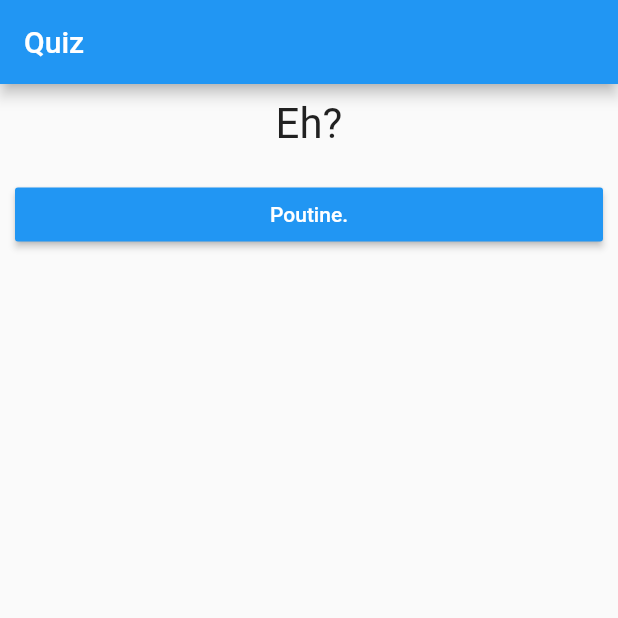
After one commit to sean-xiao-zhao7/flutter_quiz, a Flutter app: the screen it shows after launch, on a phone screen of 412 x 824 dp, the top half of it. The commit adds this screen. Run offline on Flutter 3.47's test engine with Material 2 defaults, Android fonts, the phone set to English and light mode, and no system bars.

Commit message:
Outsource quiz and result widgets

```diff
--- a/lib/anwser.dart
+++ b/lib/anwser.dart
@@ -1,10 +1,10 @@
 import 'package:flutter/material.dart';
 
 class Answer extends StatelessWidget {
-  final _answerQuestion;
-  final answer;
+  final Function answerQuestion;
+  final String answer;
 
-  Answer(this._answerQuestion, this.answer);
+  Answer(this.answerQuestion, this.answer);
 
   @override
   Widget build(BuildContext context) {
@@ -15,7 +15,7 @@ class Answer extends StatelessWidget {
           color: Colors.blue,
           textColor: Colors.white,
           child: Text(answer),
-          onPressed: _answerQuestion),
+          onPressed: answerQuestion),
     );
   }
 }
--- a/lib/main.dart
+++ b/lib/main.dart
@@ -1,6 +1,6 @@
 import 'package:flutter/material.dart';
-import 'package:quiz/anwser.dart';
-import 'package:quiz/question.dart';
+import 'package:quiz/quiz.dart';
+import 'package:quiz/result.dart';
 
 void main() => runApp(QuizApp());
 
@@ -13,44 +13,45 @@ class QuizApp extends StatefulWidget {
 
 class _QuizState extends State<QuizApp> {
   var _questionIndex = 0;
+  final _questions = const [
+    {
+      'question': 'Eh?',
+      'answers': ['Poutine.'],
+    },
+    {
+      'question': 'Huh?',
+      'answers': ['Mythical cheese'],
+    },
+    {
+      'question': 'Wee?',
+      'answers': ['Goat'],
+    },
+  ];
 
   void _answerQuestion() {
     setState(() {
       _questionIndex += 1;
     });
+    // if (_questionIndex >= questions.length) {
+    //   setState(() {
+    //     _questionIndex = 0;
+    //   });
+    // }
   }
 
   @override
   Widget build(BuildContext context) {
-    const questions = [
-      {
-        'question': 'Eh?',
-        'answers': ['Poutine.'],
-      },
-      {
-        'question': 'Huh?',
-        'answers': ['Mythical cheese'],
-      },
-      {
-        'question': 'Wee?',
-        'answers': ['Goat'],
-      },
-    ];
-
     return MaterialApp(
       home: Scaffold(
           appBar: AppBar(
             title: Text('Quiz'),
           ),
-          body: Column(children: [
-            Question(
-              questions[_questionIndex]['question'],
-            ),
-            ...(questions[_questionIndex]['answers'] as List<String>)
-                .map((answer) {
-              return Answer(_answerQuestion, answer);
-            }).toList()
-          ])),
+          body: (_questionIndex < _questions.length)
+              ? QuizWidget(
+                  questions: _questions,
+                  answerQuestion: _answerQuestion,
+                  questionIndex: _questionIndex)
+              : Result()),
     );
   }
 }
--- /dev/null
+++ b/lib/quiz.dart
@@ -0,0 +1,26 @@
+import "package:flutter/material.dart";
+import 'package:quiz/anwser.dart';
+import 'package:quiz/question.dart';
+
+class QuizWidget extends StatelessWidget {
+  final List<Map<String, Object>> questions;
+  final Function answerQuestion;
+  final int questionIndex;
+
+  QuizWidget(
+      {@required this.questions,
+      @required this.answerQuestion,
+      @required this.questionIndex});
+
+  @override
+  Widget build(BuildContext context) {
+    return Column(children: [
+      Question(
+        questions[questionIndex]['question'],
+      ),
+      ...(questions[questionIndex]['answers'] as List<String>).map((answer) {
+        return Answer(answerQuestion, answer);
+      }).toList()
+    ]);
+  }
+}
```
Also changed, not shown: lib/result.dart (added, +8 -0 lines).
